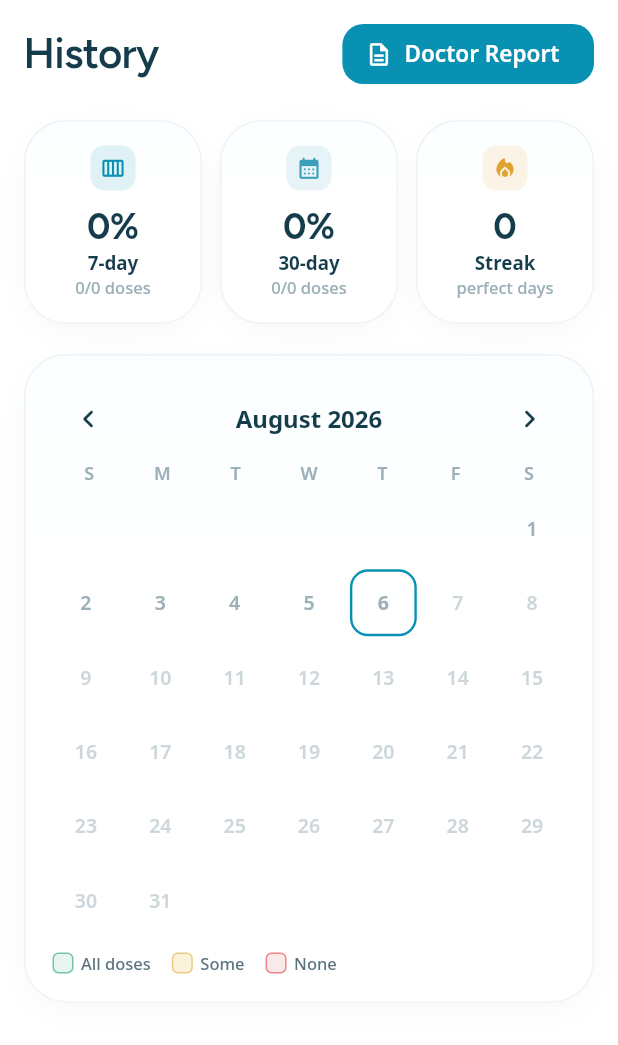
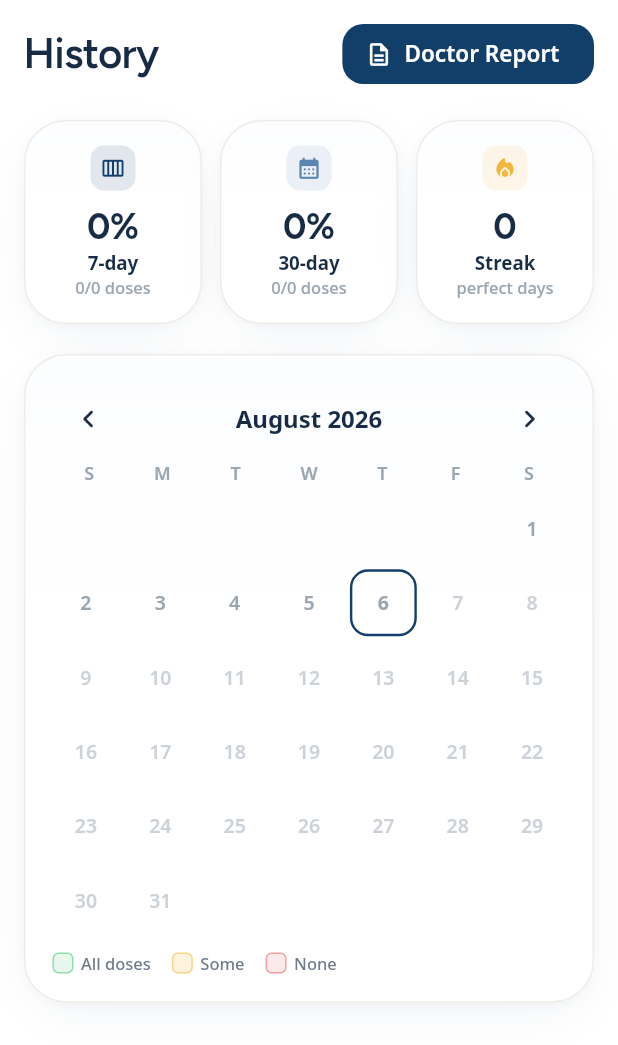
Before and after one commit to WaseemMirzaa/EDS, a Flutter app: the HistoryScreen screen opened directly, on a phone screen of 412 x 824 dp. Shown: the top 1045 px of the screen. Run offline on Flutter 3.47's test engine with Material 3 defaults, Android fonts, the phone set to English and light mode, and no system bars; our stand-ins replace flutter_local_notifications, flutter_timezone, google_fonts, pdf, printing, share_plus and 2 more; accounts and stored records are empty.

Commit message:
Revert palette to deep medical blue
Keep the Figtree/Noto typography and the auth/permission/profile flow; only
the colours (palette, hero gradient, shadow tints) return to the deep-blue
system.

Co-Authored-By: Claude Opus 4.8 <noreply@anthropic.com>

```diff
--- a/drop_tracker/lib/theme/brand.dart
+++ b/drop_tracker/lib/theme/brand.dart
@@ -7,36 +7,36 @@ import 'package:flutter/material.dart';
 class BrandColors {
   BrandColors._();
 
-  // Core — minimalist clinical cyan/teal (uipro: calm cyan + health green)
-  static const Color primary = Color(0xFF0891B2); // calm cyan
-  static const Color primaryDeep = Color(0xFF0E7490); // deeper cyan
-  static const Color secondary = Color(0xFF3E9FBB); // muted cyan
+  // Core — deep medical blue on white
+  static const Color primary = Color(0xFF123F6A); // deep medical blue
+  static const Color primaryDeep = Color(0xFF0E3157); // gradient partner
+  static const Color secondary = Color(0xFF5B86B4); // soft blue
   static const Color gold = Color(0xFFE6B84C); // brand drop mark
 
   static const Color background = Color(0xFFFFFFFF); // white app background
   static const Color backgroundWarm = Color(0xFFFFFFFF);
   static const Color surface = Color(0xFFFFFFFF);
-  static const Color surfaceTint = Color(0xFFFBFEFF); // barely-there cool card top
-  static const Color fill = Color(0xFFEFF5F7); // subtle inner fill
+  static const Color surfaceTint = Color(0xFFFCFDFF); // barely-there cool card top
+  static const Color fill = Color(0xFFF1F4F8); // subtle inner fill
 
-  static const Color ink = Color(0xFF143C4A); // dark teal text (high contrast)
-  static const Color inkSoft = Color(0xFF5B7480); // secondary text
-  static const Color inkFaint = Color(0xFF9CB0B8); // tertiary text
-  static const Color border = Color(0xFFE6EEF1); // cool hairline
-  static const Color borderCool = Color(0xFFE6EEF1);
+  static const Color ink = Color(0xFF172B45); // primary text (never pure black)
+  static const Color inkSoft = Color(0xFF6D7B8C); // secondary text
+  static const Color inkFaint = Color(0xFF9AA6B2); // tertiary text
+  static const Color border = Color(0xFFE8E5DE); // hairline
+  static const Color borderCool = Color(0xFFE4EAF1);
 
   // Semantic
-  static const Color success = Color(0xFF059669); // health green
-  static const Color successBg = Color(0xFFE6F5EF);
-  static const Color warning = Color(0xFFE0A32E);
-  static const Color warningText = Color(0xFF9A6E12);
-  static const Color warningBg = Color(0xFFFBF2DC);
-  static const Color danger = Color(0xFFDC2626);
+  static const Color success = Color(0xFF35C56D);
+  static const Color successBg = Color(0xFFE8F7EE);
+  static const Color warning = Color(0xFFF2B63A);
+  static const Color warningText = Color(0xFFB07C15);
+  static const Color warningBg = Color(0xFFFCF3DD);
+  static const Color danger = Color(0xFFE65A5A);
   static const Color dangerBg = Color(0xFFFBEAEA);
-  static const Color infoBg = Color(0xFFE6F4F8);
+  static const Color infoBg = Color(0xFFEAF1F8);
 
   // Soft tinted surface for chips / secondary backgrounds
-  static const Color cloud = Color(0xFFE6F4F8);
+  static const Color cloud = Color(0xFFEAF1F8);
 
   // ---- Back-compat aliases (older widgets referenced these names) ----
   static const Color ocean = primary;
@@ -64,12 +64,12 @@ class BrandColors {
     stops: [0.5, 1.0],
   );
 
-  /// Near-flat hero surface — minimalist (uipro: avoid flashy gradients).
+  /// Subtle hero gradient (top-left → bottom-right).
   static const LinearGradient heroGradient = LinearGradient(
     begin: Alignment.topLeft,
     end: Alignment.bottomRight,
-    colors: [Color(0xFF0B9DC2), primary],
-    stops: [0.0, 1.0],
+    colors: [Color(0xFF1B4E80), primary, Color(0xFF0F3559)],
+    stops: [0.0, 0.5, 1.0],
   );
 
   static const LinearGradient oceanGradient = heroGradient;
@@ -80,22 +80,27 @@ class BrandColors {
     stops: [0.0, 0.6, 1.0],
   );
 
-  // ---- Elevation: near-invisible (minimalist relies on borders + space) ----
+  // ---- Elevation: soft Apple-style shadows ----
   static List<BoxShadow> cardShadow = [
     BoxShadow(
-      color: const Color(0xFF0F172A).withValues(alpha: 0.05),
-      blurRadius: 20,
-      offset: const Offset(0, 6),
-      spreadRadius: -6,
+      color: const Color(0xFF123F6A).withValues(alpha: 0.08),
+      blurRadius: 30,
+      offset: const Offset(0, 10),
+      spreadRadius: -8,
+    ),
+    BoxShadow(
+      color: const Color(0xFF123F6A).withValues(alpha: 0.03),
+      blurRadius: 4,
+      offset: const Offset(0, 1),
     ),
   ];
 
   static List<BoxShadow> softShadow = [
     BoxShadow(
-      color: const Color(0xFF0F172A).withValues(alpha: 0.04),
-      blurRadius: 14,
-      offset: const Offset(0, 4),
-      spreadRadius: -6,
+      color: const Color(0xFF123F6A).withValues(alpha: 0.06),
+      blurRadius: 22,
+      offset: const Offset(0, 8),
+      spreadRadius: -8,
     ),
   ];
 }
```
